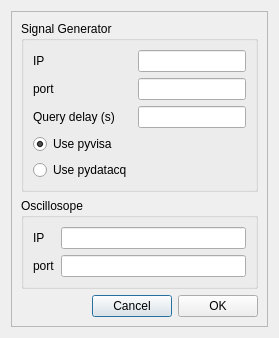
Qt form settings.ui (kvdijken/yolo) before a commit.
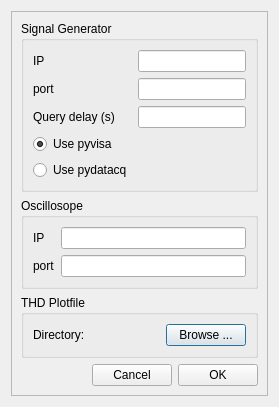
The same form after that commit.

```diff
--- a/settings.ui
+++ b/settings.ui
@@ -6,8 +6,8 @@
    <rect>
     <x>0</x>
     <y>0</y>
-    <width>305</width>
-    <height>380</height>
+    <width>464</width>
+    <height>489</height>
    </rect>
   </property>
   <property name="windowTitle">
@@ -124,6 +124,73 @@
         </layout>
        </widget>
       </item>
+      <item>
+       <widget class="QGroupBox" name="groupBox">
+        <property name="title">
+         <string>THD Plotfile</string>
+        </property>
+        <layout class="QFormLayout" name="formLayout_3">
+         <item row="0" column="0">
+          <widget class="QLabel" name="label_6">
+           <property name="text">
+            <string>Directory:</string>
+           </property>
+          </widget>
+         </item>
+         <item row="0" column="1">
+          <widget class="QFrame" name="frame">
+           <property name="frameShape">
+            <enum>QFrame::NoFrame</enum>
+           </property>
+           <property name="frameShadow">
+            <enum>QFrame::Raised</enum>
+           </property>
+           <layout class="QHBoxLayout" name="horizontalLayout_2">
+            <property name="leftMargin">
+             <number>0</number>
+            </property>
+            <property name="topMargin">
+             <number>0</number>
+            </property>
+            <property name="rightMargin">
+             <number>0</number>
+            </property>
+            <property name="bottomMargin">
+             <number>0</number>
+            </property>
+            <item>
+             <widget class="QLabel" name="lblDirectory">
+              <property name="text">
+               <string/>
+              </property>
+             </widget>
+            </item>
+            <item>
+             <spacer name="horizontalSpacer_2">
+              <property name="orientation">
+               <enum>Qt::Horizontal</enum>
+              </property>
+              <property name="sizeHint" stdset="0">
+               <size>
+                <width>40</width>
+                <height>20</height>
+               </size>
+              </property>
+             </spacer>
+            </item>
+            <item>
+             <widget class="QPushButton" name="btnBrowseDirectory">
+              <property name="text">
+               <string>Browse ...</string>
+              </property>
+             </widget>
+            </item>
+           </layout>
+          </widget>
+         </item>
+        </layout>
+       </widget>
+      </item>
       <item>
        <widget class="QFrame" name="fraButtons">
         <property name="frameShape">
```
